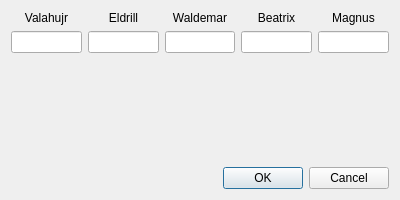
BacaSystem/GM-app_QT, file startdialog.ui: the form before one commit.
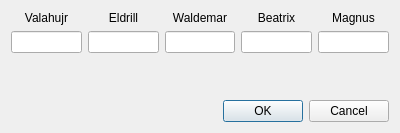
The form after the commit.

What changed in the file:
```diff
--- a/startdialog.ui
+++ b/startdialog.ui
@@ -7,7 +7,7 @@
     <x>0</x>
     <y>0</y>
     <width>400</width>
-    <height>200</height>
+    <height>133</height>
    </rect>
   </property>
   <property name="windowTitle">
```
Left out of the diff: 2 changed lines with no effect on the pictures.
